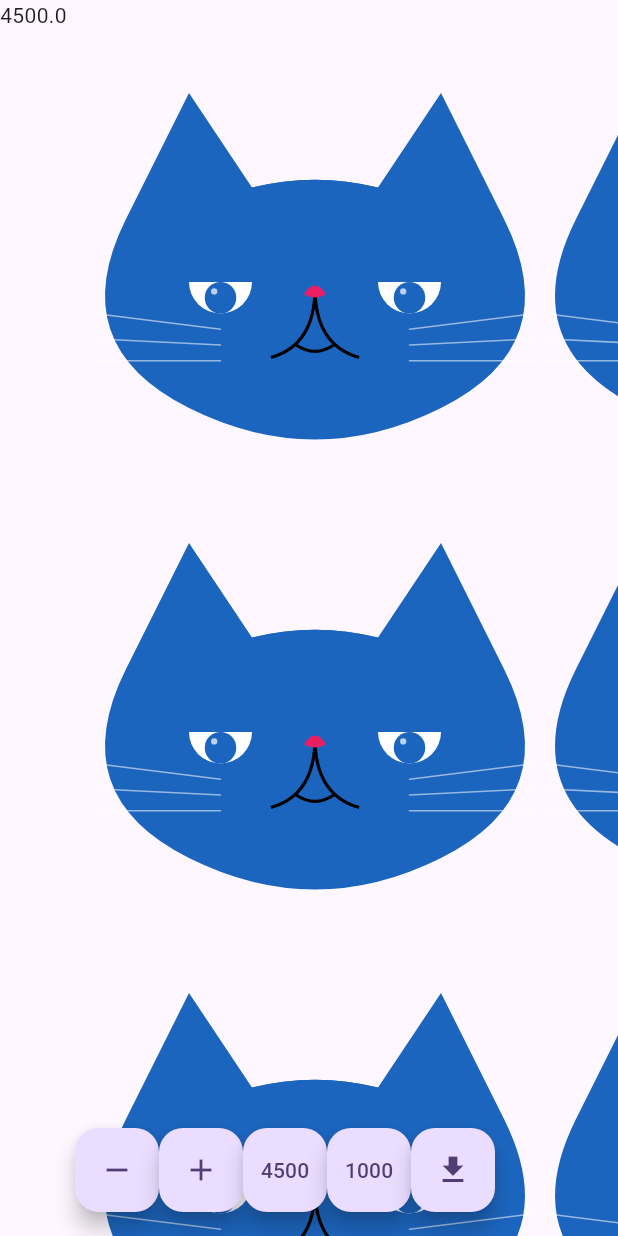
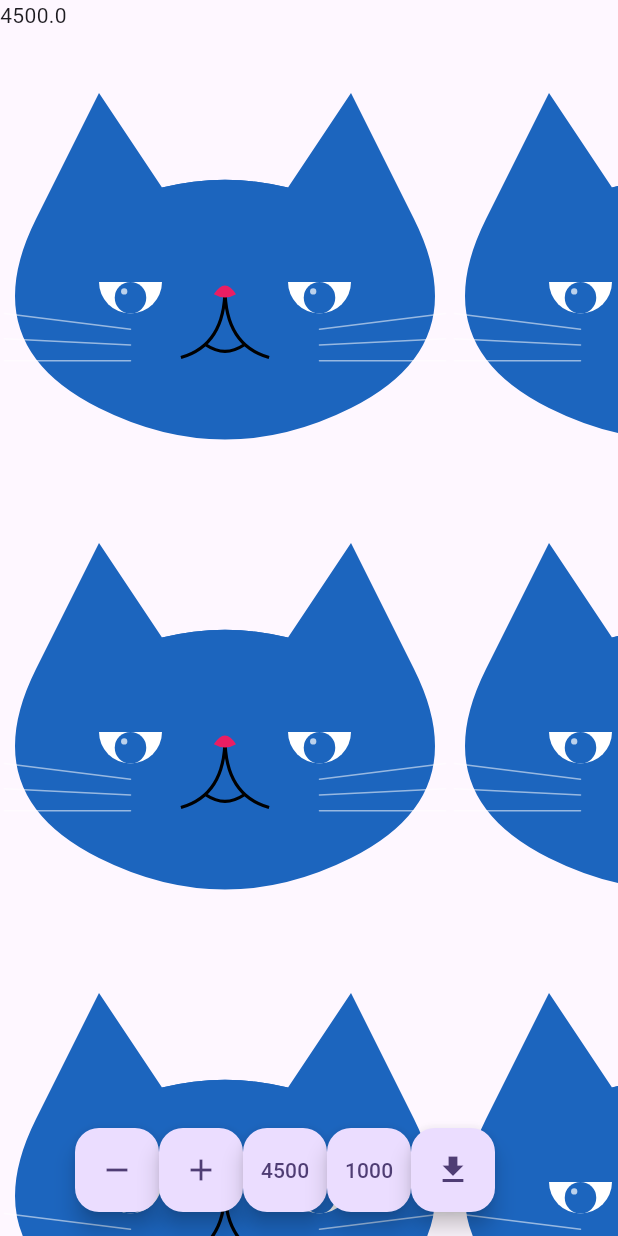
Before and after one commit to sodateya/design_on_dart, a Flutter app: the screen it shows after launch, after a tap on "Go Many Cat Page", on a phone screen of 412 x 824 dp. Run offline on Flutter 3.47's test engine with Material 3 defaults, Android fonts, the phone set to English and light mode, and no system bars; our stand-ins replace flutter_highlight, flutter_riverpod, riverpod_annotation; missing offline and left inert: dart:html; generated files the repository leaves out were written again.

Commit message:
fix translate

```diff
--- a/lib/designs/cat/cat.dart
+++ b/lib/designs/cat/cat.dart
@@ -31,6 +31,8 @@ class CatPainter extends CustomPainter {
 
   @override
   void paint(Canvas canvas, Size size) {
+    canvas.translate(-size.width * 0.2, 0);
+
     _drawContour(canvas, size, contourColor);
     _drawPattern(canvas, size, patternColor);
     _drawBeard(canvas, size, beardColor);
@@ -44,7 +46,7 @@ class CatPainter extends CustomPainter {
       ..color = color
       ..style = PaintingStyle.fill;
     final Path path = Path();
-    final double width = size.width * 1.4;
+    final double width = size.height * 1.4;
     final double height = size.height * 1.4;
 
     path.moveTo(width * 0.2, height * 0.3);
@@ -65,7 +67,7 @@ class CatPainter extends CustomPainter {
   }
 
   void _drawPattern(Canvas canvas, Size size, Color color) {
-    final double width = size.width * 1.4;
+    final double width = size.height * 1.4;
     final double height = size.height * 1.4;
     final Paint patternPaint = Paint()..color = color;
     final Path patternPath = Path();
@@ -74,11 +76,11 @@ class CatPainter extends CustomPainter {
     patternPath.quadraticBezierTo(
         width * 0.5, height * 0.225, width * 0.6, height * 0.25);
     patternPath.lineTo(width * 0.6, size.height * 1.4 * 0.25);
-    patternPath.lineTo(size.width * 1.4 * 0.58, size.height * 1.4 * 0.375);
-    patternPath.lineTo(size.width * 1.4 * 0.545, size.height * 1.4 * 0.24);
-    patternPath.lineTo(size.width * 1.4 * 0.5, size.height * 1.4 * 0.375);
-    patternPath.lineTo(size.width * 1.4 * 0.475, size.height * 1.4 * 0.24);
-    patternPath.lineTo(size.width * 1.4 * 0.43, size.height * 1.4 * 0.375);
+    patternPath.lineTo(size.height * 1.4 * 0.58, size.height * 1.4 * 0.375);
+    patternPath.lineTo(size.height * 1.4 * 0.545, size.height * 1.4 * 0.24);
+    patternPath.lineTo(size.height * 1.4 * 0.5, size.height * 1.4 * 0.375);
+    patternPath.lineTo(size.height * 1.4 * 0.475, size.height * 1.4 * 0.24);
+    patternPath.lineTo(size.height * 1.4 * 0.43, size.height * 1.4 * 0.375);
     canvas.drawPath(patternPath, patternPaint);
   }
 
@@ -106,7 +108,7 @@ class CatPainter extends CustomPainter {
     final Path rightEyePath = Path();
     final Path leftEyePath = Path();
 
-    final double width = size.width * 1.4;
+    final double width = size.height * 1.4;
     final double height = size.height * 1.4;
 
     rightEyePath.moveTo(width * 0.6, height * 0.4);
@@ -146,10 +148,10 @@ class CatPainter extends CustomPainter {
   void _drawMouth(Canvas canvas, Size size) {
     final Paint strokePaint = Paint()
       ..color = Colors.black
-      ..strokeWidth = size.width * 1.4 * 0.005
+      ..strokeWidth = size.height * 1.4 * 0.005
       ..style = PaintingStyle.stroke;
 
-    final double width = size.width * 1.4;
+    final double width = size.height * 1.4;
     final double height = size.height * 1.4;
 
     final Path mouthPath = Path();
@@ -170,7 +172,7 @@ class CatPainter extends CustomPainter {
       ..color = Colors.pink
       ..style = PaintingStyle.fill;
 
-    final double width = size.width * 1.4;
+    final double width = size.height * 1.4;
     final double height = size.height * 1.4;
 
     final Path nosePath = Path();
@@ -185,7 +187,7 @@ class CatPainter extends CustomPainter {
   void _drawBeard(Canvas canvas, Size size, Color color) {
     var beardPaint = Paint()
       ..color = color
-      ..strokeWidth = size.width * 1.4 * 0.0025
+      ..strokeWidth = size.height * 1.4 * 0.0025
       ..style = PaintingStyle.stroke
       ..strokeCap = StrokeCap.round;
 
@@ -196,15 +198,15 @@ class CatPainter extends CustomPainter {
       var rightBeardPath = Path();
       var leftBeardPath = Path();
       rightBeardPath.moveTo(
-          size.width * 1.4 * 0.65, size.height * 1.4 * startPoints[i]);
+          size.height * 1.4 * 0.65, size.height * 1.4 * startPoints[i]);
       rightBeardPath.lineTo(
-          size.width * 1.4 * 0.85, size.height * 1.4 * endPoints[i]);
+          size.height * 1.4 * 0.85, size.height * 1.4 * endPoints[i]);
       canvas.drawPath(rightBeardPath, beardPaint);
 
       leftBeardPath.moveTo(
-          size.width * 1.4 * 0.35, size.height * 1.4 * startPoints[i]);
+          size.height * 1.4 * 0.35, size.height * 1.4 * startPoints[i]);
       leftBeardPath.lineTo(
-          size.width * 1.4 * 0.15, size.height * 1.4 * endPoints[i]);
+          size.height * 1.4 * 0.15, size.height * 1.4 * endPoints[i]);
       canvas.drawPath(leftBeardPath, beardPaint);
     }
   }
```
